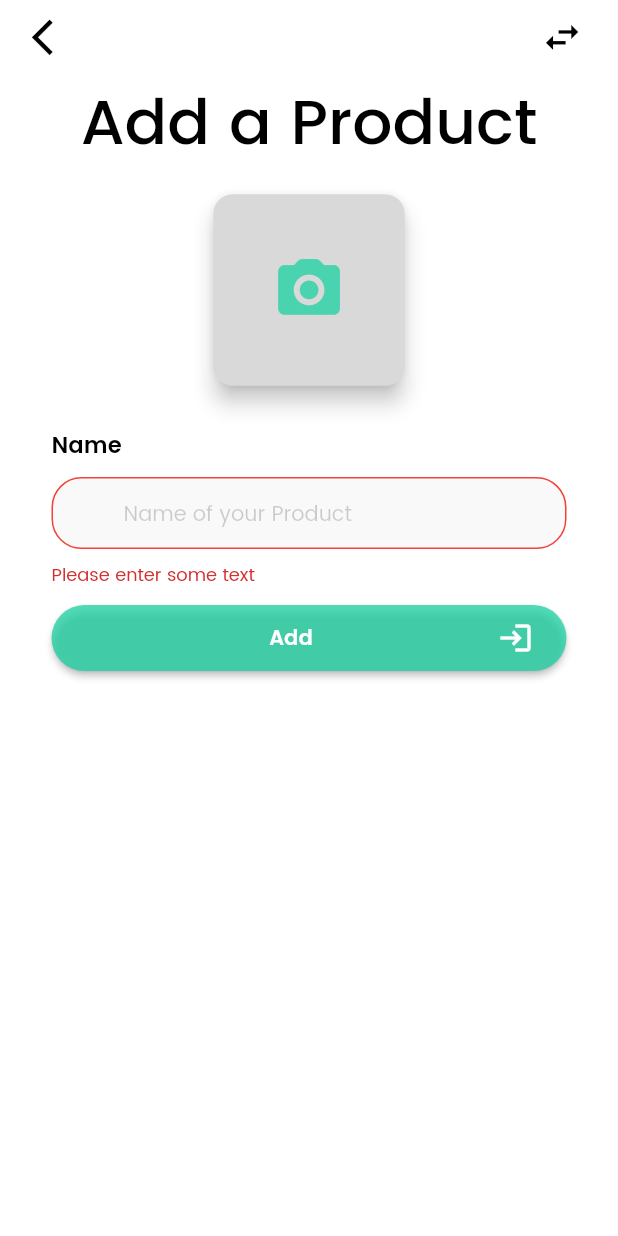
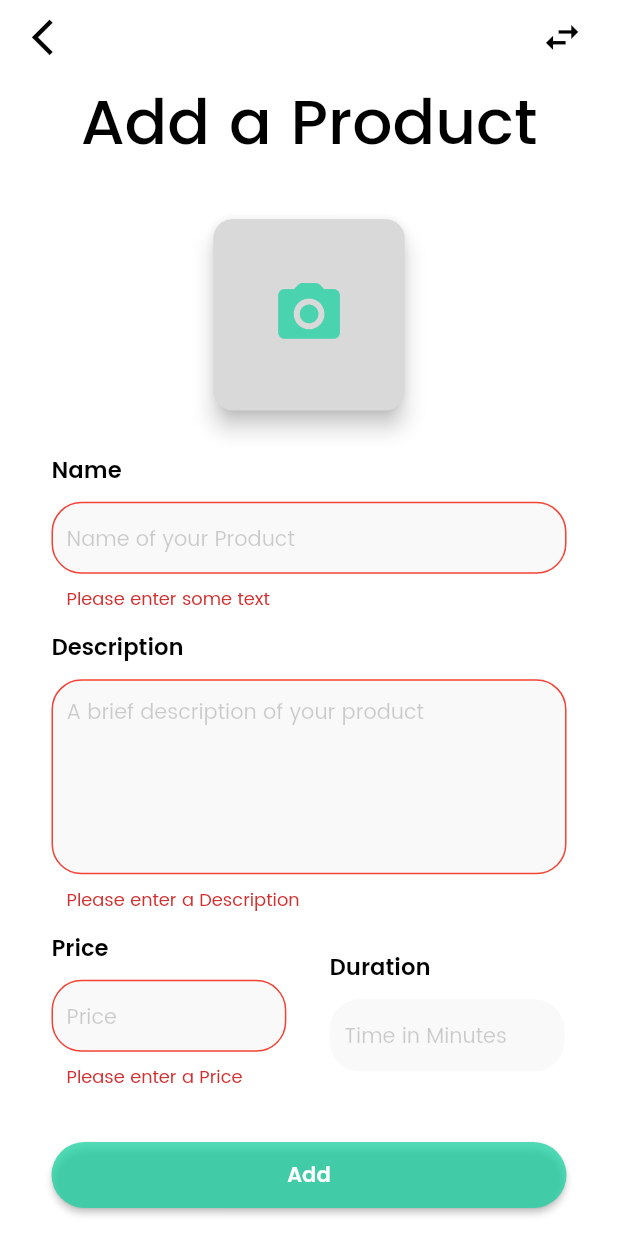
Before and after one commit to aswad546/BaltiApp, a Flutter app: the AddProduct screen opened directly, after a tap on "Add", on a phone screen of 412 x 824 dp. Run offline on Flutter 3.47's test engine with Material 2 defaults, Android fonts, the phone set to English and light mode, and no system bars; our stand-ins replace image_picker.

Commit message:
Add Product Screen

```diff
--- a/lib/main.dart
+++ b/lib/main.dart
@@ -1,3 +1,6 @@
+import 'package:balti_app/pages/seller/add_business.dart';
+import 'package:balti_app/pages/seller/product_list.dart';
+import 'package:balti_app/widgets/DashScreensContent/business_detail.dart';
 import 'package:flutter/material.dart';
 import 'package:provider/provider.dart';
 
@@ -76,8 +79,9 @@ class MyApp extends StatelessWidget {
             ),
           ),
           routes: {
-            '/': (ctx) => const UserDashScreen(),
-            SignUpScreen.routeName: (ctx) => const SignUpScreen(),
+            // '/': (ctx) => const UserDashScreen(),
+            // SignUpScreen.routeName: (ctx) => const SignUpScreen(),
+            '/': (ctx) => const BusinessDetail(),
           },
         );
       }),
--- a/lib/pages/seller/add_product.dart
+++ b/lib/pages/seller/add_product.dart
@@ -1,5 +1,7 @@
 import 'dart:io';
 
+import 'package:balti_app/models/product.dart';
+import 'package:balti_app/pages/seller/product_list.dart';
 import 'package:flutter/src/foundation/key.dart';
 import 'package:flutter/src/widgets/framework.dart';
 
@@ -8,6 +10,7 @@ import 'package:provider/provider.dart';
 import 'package:image_picker/image_picker.dart';
 
 import '../../widgets/auth_form_field.dart';
+import '../../widgets/small_form_field.dart';
 import '../../widgets/custom_icon_button.dart';
 import '../../providers/BusinessProvider.dart';
 import '../../providers/ProductProvider.dart';
@@ -37,8 +40,6 @@ class _AddProductState extends State<AddProduct> {
     );
     if (pickedFile != null) {
       setState(() {
-        print("*********************");
-        print(pickedFile.path);
         imageFile = File(pickedFile.path);
       });
     }
@@ -108,7 +109,7 @@ class _AddProductState extends State<AddProduct> {
                   children: [
                     Container(
                       margin: EdgeInsets.only(
-                        top: mediaQuery.size.height * 0.02,
+                        top: mediaQuery.size.height * 0.02 * 2,
                         bottom: mediaQuery.size.height * 0.02,
                       ),
                       width: mediaQuery.size.height * 0.155,
@@ -144,12 +145,47 @@ class _AddProductState extends State<AddProduct> {
                     SizedBox(
                       height: mediaQuery.size.height * 0.01379,
                     ),
+                    AuthFormField(
+                      hintText: "A brief description of your product",
+                      formFieldKey: const ValueKey('Description'),
+                      fieldLabel: 'Description',
+                      fieldController: descriptionController,
+                      minLines: 5,
+                      maxLines: 10,
+                    ),
+                    SizedBox(
+                      height: mediaQuery.size.height * 0.01379,
+                    ),
+                    Row(
+                      children: [
+                        SmallFormField(
+                            hintText: "Price",
+                            fieldController: priceController,
+                            formFieldKey: const ValueKey('Price'),
+                            fieldLabel: "Price"),
+                        SizedBox(
+                          width: mediaQuery.size.width * 0.07,
+                        ),
+                        SmallFormField(
+                            hintText: "Time in Minutes",
+                            fieldController: durationController,
+                            formFieldKey: const ValueKey('Duration'),
+                            fieldLabel: "Duration"),
+                      ],
+                    ),
+                    SizedBox(
+                      height: mediaQuery.size.height * 3 * 0.01379,
+                    ),
                     CustomIconButton(
                       color: const Color.fromARGB(193, 27, 209, 161),
-                      icon: Icons.login,
                       buttonLabel: "Add",
                       onPressHandler: () async {
-                        if (_formKey.currentState!.validate()) {}
+                        if (_formKey.currentState!.validate()) {
+                          // await Provider.of<Products>(context, listen: false)
+                          //     .addProduct();
+                          // Navigator.pop(context);
+                          print(".................");
+                        }
                       },
                     ),
                   ],
--- /dev/null
+++ b/lib/widgets/DashScreensContent/business_detail.dart
@@ -0,0 +1,85 @@
+import 'package:balti_app/widgets/search_bar.dart';
+import 'package:flutter/material.dart';
+import 'package:provider/provider.dart';
+
+import '../../../widgets/product_card.dart';
+import '../../../widgets/restaurant_cart.dart';
+import '../../models/business.dart';
+import '../../models/product.dart';
+import '../../providers/BusinessProvider.dart';
+import '../../providers/ProductProvider.dart';
+import '../../utils/size_config.dart';
+
+class BusinessDetail extends StatefulWidget {
+  const BusinessDetail({Key? key}) : super(key: key);
+
+  @override
+  State<BusinessDetail> createState() => _BusinessDetailState();
+}
+
+class _BusinessDetailState extends State<BusinessDetail> {
+  @override
+  void initState() {
+    super.initState();
+    Future.delayed(Duration.zero, () async {
+      await Provider.of<Businesses>(context, listen: false)
+          .fetchAndSetBusinesses();
+      if (mounted) {
+        await Provider.of<Products>(context, listen: false)
+            .fetchAndSetProducts();
+      }
+    });
+  }
+
+  @override
+  Widget build(BuildContext context) {
+    SizeConfig().init(context);
+    List<Business> businesses = Provider.of<Businesses>(
+      context,
+    ).businesses;
+    List<Product> products = Provider.of<Products>(
+      context,
+    ).products;
+    return SafeArea(
+      child: SingleChildScrollView(
+        child: Column(
+          crossAxisAlignment: CrossAxisAlignment.start,
+          children: [
+            const SearchBar(),
+            SizedBox(
+              height: SizeConfig.screenHeight / 72.5,
+            ),
+            Container(
+              margin: EdgeInsets.only(
+                left: SizeConfig.screenWidth / 36,
+                right: SizeConfig.screenWidth / 36,
+                bottom: SizeConfig.screenHeight / 72.5,
+              ),
+              child: GridView.builder(
+                shrinkWrap: true,
+                physics: const NeverScrollableScrollPhysics(),
+                gridDelegate: const SliverGridDelegateWithFixedCrossAxisCount(
+                  crossAxisCount: 2,
+                  childAspectRatio: 1 / 1.08,
+                  crossAxisSpacing: 15,
+                  mainAxisSpacing: 15,
+                ),
+                itemCount: products.length,
+                itemBuilder: (BuildContext ctx, int i) {
+                  return ProductCard(
+                    productName: products[i].name,
+                    price: products[i].price.toInt().toString(),
+                    delay: '${products[i].duration.toInt()} min',
+                    isFav: false,
+                    imageUrl: products[i].imageUrl,
+                  );
+                },
+              ),
+            ),
+            // Gridview for top products
+          ],
+        ),
+      ),
+    );
+  }
+}
--- a/lib/widgets/auth_form_field.dart
+++ b/lib/widgets/auth_form_field.dart
@@ -8,6 +8,8 @@ class AuthFormField extends StatefulWidget {
   final TextEditingController fieldController;
   final String? hintText;
   final TextEditingController? confirmPasswordController;
+  final int? minLines;
+  final int? maxLines;
 
   const AuthFormField({
     Key? key,
@@ -18,6 +20,8 @@ class AuthFormField extends StatefulWidget {
     required this.fieldLabel,
     this.confirmPasswordController,
     this.hintText,
+    this.minLines,
+    this.maxLines,
   }) : super(key: key);
 
   @override
@@ -66,6 +70,12 @@ class _AuthFormFieldState extends State<AuthFormField> {
       } else {
         return null;
       }
+    } else if (widget.fieldLabel == "Description") {
+      if (value == null || value.isEmpty) {
+        return 'Please enter a Description';
+      } else {
+        return null;
+      }
     } else if (widget.fieldLabel == "NTN (optional)") {
       // if (!ntnValid.hasMatch(value)) {
       //   return 'Please enter phone number in correct format';
@@ -90,6 +100,8 @@ class _AuthFormFieldState extends State<AuthFormField> {
           height: 10,
         ),
         TextFormField(
+          minLines: widget.obscureText ? 1 : widget.minLines,
+          maxLines: widget.obscureText ? 1 : widget.maxLines,
           key: widget.formFieldKey,
           obscureText: widget.obscureText,
           style: const TextStyle(
@@ -112,7 +124,8 @@ class _AuthFormFieldState extends State<AuthFormField> {
             hintStyle: const TextStyle(
                 fontSize: 14, color: Color.fromARGB(48, 0, 0, 0)),
             contentPadding: const EdgeInsets.symmetric(
-              vertical: 0.0,
+              vertical: 10.0,
+              horizontal: 10
             ),
             focusedBorder: OutlineInputBorder(
               borderSide: const BorderSide(
@@ -120,7 +133,7 @@ class _AuthFormFieldState extends State<AuthFormField> {
               ),
               borderRadius: BorderRadius.circular(20),
             ),
-            prefixIcon: Align(
+            prefixIcon: widget.fieldIcon==null ? null:Align(
               widthFactor: 1,
               heightFactor: 1.0,
               child: widget.fieldIcon,
--- /dev/null
+++ b/lib/widgets/small_form_field.dart
@@ -0,0 +1,120 @@
+import 'package:flutter/material.dart';
+
+class SmallFormField extends StatefulWidget {
+  final bool obscureText;
+  final Icon? fieldIcon;
+  final String fieldLabel;
+  final Key formFieldKey;
+  final TextEditingController fieldController;
+  final String? hintText;
+  final TextEditingController? confirmPasswordController;
+
+  const SmallFormField({
+    Key? key,
+    this.obscureText = false,
+    required this.fieldController,
+    required this.formFieldKey,
+    this.fieldIcon,
+    required this.fieldLabel,
+    this.confirmPasswordController,
+    this.hintText,
+  }) : super(key: key);
+
+  @override
+  State<SmallFormField> createState() => _SmallFormFieldState();
+}
+
+class _SmallFormFieldState extends State<SmallFormField> {
+  String? validator(value) {
+    RegExp priceValid = RegExp(r'^[0-9]*$');
+    if (widget.fieldLabel == "Price") {
+      if (value == null || value.isEmpty) {
+        return 'Please enter a Price';
+      } else if (!priceValid.hasMatch(value)) {
+        return 'Please enter price in numbers only';
+      } else {
+        return null;
+      }
+    } else if (widget.fieldLabel == "Duration") {
+      /*else if (!priceValid.hasMatch(value)) {
+        return 'Please enter duration in numbers only';
+      } else {
+        return null;
+      }*/
+      return null;
+    }
+    return null;
+  }
+
+  @override
+  Widget build(BuildContext context) {
+    MediaQueryData mediaQuery = MediaQuery.of(context);
+    TextTheme textTheme = Theme.of(context).textTheme;
+    return Column(
+      crossAxisAlignment: CrossAxisAlignment.start,
+      children: [
+        Text(
+          widget.fieldLabel,
+          style: textTheme.labelMedium,
+        ),
+        const SizedBox(
+          height: 10,
+        ),
+        SizedBox(
+          width: mediaQuery.size.width * 0.38,
+          child: TextFormField(
+            minLines: 1,
+            maxLines: 1,
+            key: widget.formFieldKey,
+            obscureText: widget.obscureText,
+            style: const TextStyle(
+              fontSize: 16,
+            ),
+            decoration: InputDecoration(
+              errorBorder: OutlineInputBorder(
+                borderSide: const BorderSide(
+                  color: Colors.red,
+                ),
+                borderRadius: BorderRadius.circular(20),
+              ),
+              focusedErrorBorder: OutlineInputBorder(
+                borderSide: const BorderSide(
+                  color: Colors.red,
+                ),
+                borderRadius: BorderRadius.circular(20),
+              ),
+              hintText: widget.hintText,
+              hintStyle: const TextStyle(
+                  fontSize: 14, color: Color.fromARGB(48, 0, 0, 0)),
+              contentPadding:
+                  const EdgeInsets.symmetric(vertical: 10.0, horizontal: 10.0),
+              focusedBorder: OutlineInputBorder(
+                borderSide: const BorderSide(
+                  color: Color.fromARGB(33, 0, 0, 0),
+                ),
+                borderRadius: BorderRadius.circular(20),
+              ),
+              prefixIcon: widget.fieldIcon == null
+                  ? null
+                  : Align(
+                      widthFactor: 1,
+                      heightFactor: 1.0,
+                      child: widget.fieldIcon,
+                    ),
+              fillColor: const Color.fromARGB(255, 249, 249, 250),
+              filled: true,
+              enabledBorder: OutlineInputBorder(
+                borderSide: const BorderSide(
+                  color: Color.fromARGB(0, 0, 0, 0),
+                ),
+                borderRadius: BorderRadius.circular(20),
+              ),
+            ),
+            validator: validator,
+            controller: widget.fieldController,
+          ),
+        ),
+      ],
+    );
+  }
+}
```
